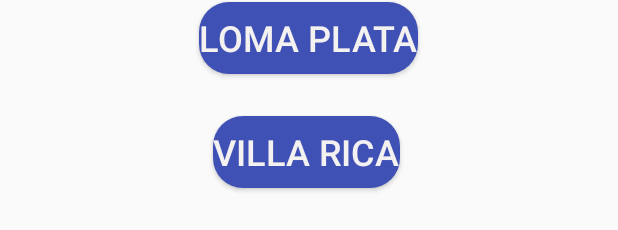
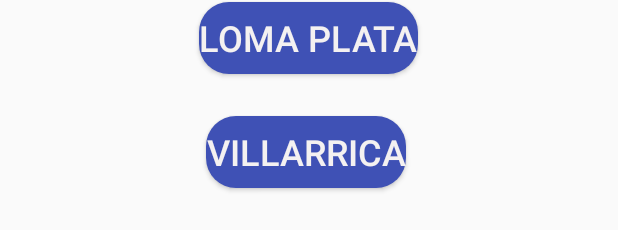
Before and after one commit to LucasGinard/ClimaAPP, an Android app: the layout activity_main.xml on its own in the app's theme, with its tools: preview values and no code run, on a phone screen of 412 x 824 dp. Shown: the part 508-738 px from the top of the screen. Run offline under Robolectric (Android 15) with nearby library versions, the phone set to English and light mode, and no system bars; network calls fail.

Commit message:
Fase 0.3 Funcional

```diff
--- a/app/src/main/res/values/strings.xml
+++ b/app/src/main/res/values/strings.xml
@@ -5,6 +5,6 @@
     <string name="cde">Ciudad del Este</string>
     <string name="enca">Encarnación</string>
     <string name="loma">Loma Plata</string>
-    <string name="villa">Villa Rica</string>
+    <string name="villa">Villarrica</string>
 
 </resources>
```
Also changed, not shown: app/src/main/java/com/example/climaapp/MainActivity.kt (+18 -0 lines).
